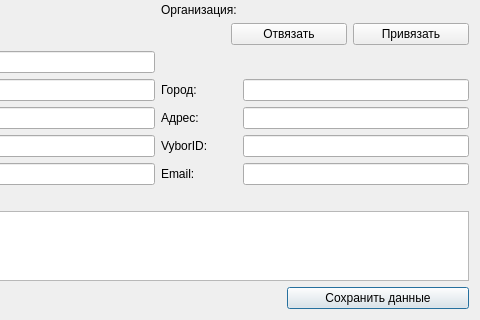
The window that EditContactDialog.ui (okostynchuk/Outcall) describes before a commit, drawn with Qt 5; both pictures show x 100 to 580 and y 108 to 428 of the 580 by 428 pixel window.
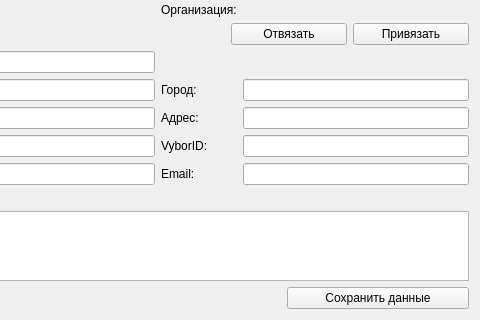
The same window after the commit. Icons and pictures are not drawn.

The edit to the form file:
```diff
--- a/EditContactDialog.ui
+++ b/EditContactDialog.ui
@@ -419,6 +419,9 @@
        <property name="text">
         <string>Сохранить данные</string>
        </property>
+       <property name="autoDefault">
+        <bool>false</bool>
+       </property>
       </widget>
      </item>
      <item row="1" column="0" colspan="3">
```
